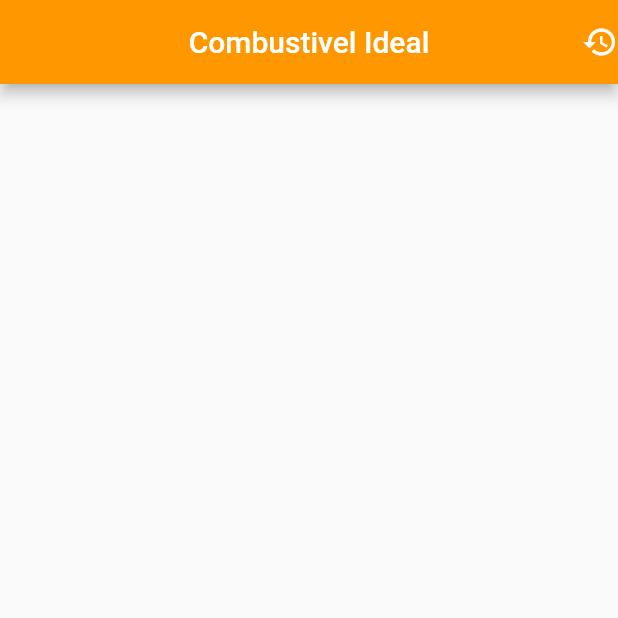
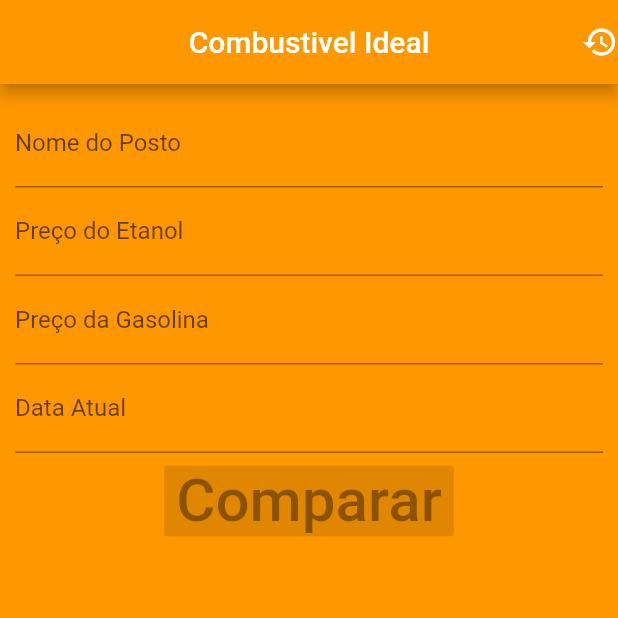
Before and after one commit to weberthmo/combustivel_ideal, a Flutter app: the screen it shows after launch, on a phone screen of 412 x 824 dp, the top half of it. Run offline on Flutter 3.47's test engine with Material 2 defaults, Android fonts, the phone set to English and light mode, and no system bars; our stand-ins replace sqflite; accounts and stored records are empty.

Commit message:
Criação de formulario

```diff
--- a/lib/main.dart
+++ b/lib/main.dart
@@ -1,7 +1,7 @@
 import 'package:combustivel_ideal/page/home_page.dart';
 import 'package:flutter/material.dart';
 import 'dart:async';
-import 'package:package_info/package_info.dart' as package_info;
+//import 'package:package_info/package_info.dart' as package_info;
 
 void main() {
   var materialApp = MaterialApp(
@@ -14,10 +14,6 @@ void main() {
 
 
 }
-
-
-
-
 class SplashScreen extends StatefulWidget {
 
   @override
--- a/lib/page/home_page.dart
+++ b/lib/page/home_page.dart
@@ -1,12 +1,21 @@
 import 'package:flutter/material.dart';
+import 'package:flutter/rendering.dart';
 
 
-void main() => runApp(MaterialApp(
-  home: Home(),
-));
+//List _todasComparacoes;
+void main() async {
+
+  //var db = new BDadosAjudante();
+
+  //_todasComparacoes = await db.pegarPostos();
+  //for(int i = 0; i < _todasComparacoes.length; i++){
+    //Comparacao comparacao = Comparacao.map(_todasComparacoes [i]);
+    //debugPrint("Usuário: ${comparacao.posto}, Id: ${comparacao.id}");
+  //}
 
 
 
+}
 class Home extends StatefulWidget {
   @override
 
@@ -15,29 +24,66 @@ class Home extends StatefulWidget {
 
 class _HomeState extends State<Home> {
 
-  @override
-  Widget build(BuildContext context) {
 
 
-
-    AppBar appBar = AppBar(
-      title: Text("Combustivel Ideal") ,
+  Widget buildAppBar(){
+    return AppBar(
+    title: Text ("Combustivel Ideal"),
     centerTitle: true,
     backgroundColor: Colors.orange,
     actions: <Widget>[
       Icon(Icons.history),
 
-      ],
+    ]
+    );
+  }
+
+  Widget buildScaffold(){
+    return Scaffold(
+      appBar: buildAppBar(),
+      backgroundColor: Colors.orange,
+      body: SingleChildScrollView(
+        padding: EdgeInsets.all(10.0),
+        child: Column(
+
+          children: <Widget>[
+            TextField(
+              decoration: InputDecoration(labelText: "Nome do Posto",),
+              keyboardType: TextInputType.text,
+            ),
+            TextField(
+              decoration: InputDecoration(labelText: "Preço do Etanol",),
+              keyboardType: TextInputType.number,
+
+            ),
+            TextField(
+              decoration: InputDecoration(labelText: "Preço da Gasolina",),
+              keyboardType: TextInputType.number,
+            ),
+            TextField(
+              decoration: InputDecoration(labelText: "Data Atual",),
+              keyboardType: TextInputType.datetime,
+            ),
 
 
+                ButtonBar(
+                  alignment: MainAxisAlignment.center,
+                  mainAxisSize: MainAxisSize.max,
+
+                  children: <Widget>[
+                    RaisedButton(
+                    child: Text("Comparar",style: TextStyle(fontSize: 40),),
+                      onPressed: null,
+                    ),
+                  ],
+                ),
+          ],
+            ),
+          ),
     );
-
-
-
-    Scaffold scaffold = Scaffold(
-      appBar: appBar,
-
-    );
-    return scaffold;
+  }
+  @override
+  Widget build(BuildContext context) {
+    return buildScaffold();
   }
 }
--- a/lib/ui/ajudante_bd.dart
+++ b/lib/ui/ajudante_bd.dart
@@ -57,7 +57,7 @@ class BDadosAjudante {
           "$colunaNomePosto STRING"
           "$colunaPrecoEtanol DOUBLE"
           "$colunaPrecoGasolina DOUBLE"
-          "$colunaDataAtual DATETIME");
+          "$colunaDataAtual DATETIME)");
 
   }
   //inserir
@@ -85,7 +85,7 @@ class BDadosAjudante {
     var bdComparacao = await db;
     var res = await bdComparacao.rawQuery(
       "SELECT * FROM $tabelaComparacao"
-      "WHERE $colunaId = $id");
+      " WHERE $colunaId = $id");
     if (res.length == 0) return null;
     return new Comparacao.fromMap(res.first);
 
@@ -96,7 +96,7 @@ class BDadosAjudante {
 
       return await bdComparacao.delete(
         "SELECT * FROM $tabelaComparacao"
-        "WHERE $colunaId = ?", whereArgs: [id]);
+        " WHERE $colunaId = ?", whereArgs: [id]);
     }
     //atualizar comparações
     Future<int> atualizarComparacoes(Comparacao comparacao) async{
```
Also changed, not shown: lib/model/comparacao.dart (+6 -6 lines). Lines whose indentation alone changed are shown as unchanged.
